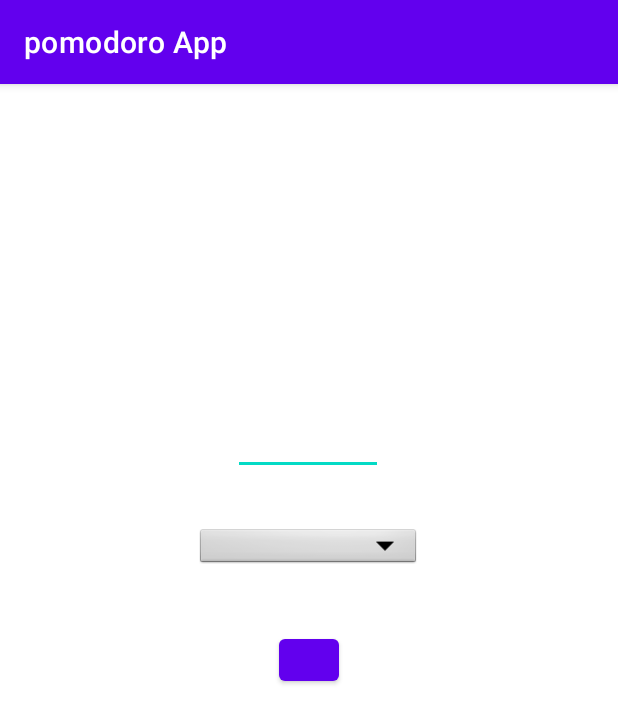
After one commit to xYoussefMahmoudx/Pomodoro-App, an Android app: the fragment HomeFragment shown on its own in the app's theme, on a phone screen of 412 x 824 dp. The commit adds this screen. Shown: the top 723 px of the screen. Run offline under Robolectric (Android 15) with nearby library versions, the phone set to English and light mode, and no system bars.

Commit message:
fragment start

```diff
--- /dev/null
+++ b/app/src/main/java/Fragments/HomeFragment.kt
@@ -0,0 +1,33 @@
+package Fragments
+
+import android.os.Bundle
+import androidx.fragment.app.Fragment
+import android.view.LayoutInflater
+import android.view.View
+import android.view.ViewGroup
+import com.example.pomodoroapp.R
+
+class HomeFragment : Fragment() {
+
+
+    override fun onCreate(savedInstanceState: Bundle?) {
+        super.onCreate(savedInstanceState)
+
+    }
+
+    override fun onCreateView(
+        inflater: LayoutInflater,
+        container: ViewGroup?,
+        savedInstanceState: Bundle?
+    ): View? {
+       val homeView=inflater.inflate(R.layout.fragment_home, container, false)
+
+
+
+
+
+
+        return homeView
+    }
+
+}
--- /dev/null
+++ b/app/src/main/res/layout/fragment_home.xml
@@ -0,0 +1,44 @@
+<androidx.constraintlayout.widget.ConstraintLayout xmlns:android="http://schemas.android.com/apk/res/android"
+    xmlns:tools="http://schemas.android.com/tools"
+    android:layout_width="match_parent"
+    android:layout_height="match_parent"
+    xmlns:app="http://schemas.android.com/apk/res-auto"
+    tools:context="Fragments.HomeFragment">
+
+ <Button
+     android:id="@+id/launch_btn"
+     android:layout_width="40dp"
+     android:layout_height="40dp"
+     app:layout_constraintTop_toTopOf="parent"
+     app:layout_constraintBottom_toBottomOf="parent"
+     app:layout_constraintStart_toStartOf="parent"
+     app:layout_constraintEnd_toEndOf="parent" />
+
+    <EditText
+        android:id="@+id/division_name"
+        android:layout_width="100dp"
+        android:layout_height="25dp"
+        android:hint="divisions"
+        android:textColor="@color/black"
+        app:layout_constraintBottom_toTopOf="@+id/division_menu"
+        app:layout_constraintEnd_toEndOf="parent"
+        app:layout_constraintHorizontal_bias="0.498"
+        app:layout_constraintStart_toStartOf="parent"
+        app:layout_constraintTop_toTopOf="parent"
+        app:layout_constraintVertical_bias="0.873" />
+
+    <Spinner
+        android:id="@+id/division_menu"
+        android:layout_width="150dp"
+        android:layout_height="30dp"
+        android:background="@android:drawable/btn_dropdown"
+        android:spinnerMode="dropdown"
+        app:layout_constraintBottom_toTopOf="@+id/launch_btn"
+        app:layout_constraintEnd_toEndOf="parent"
+        app:layout_constraintHorizontal_bias="0.498"
+        app:layout_constraintStart_toStartOf="parent"
+        app:layout_constraintTop_toTopOf="parent"
+        app:layout_constraintVertical_bias="0.882" />
+
+
+</androidx.constraintlayout.widget.ConstraintLayout>
--- a/app/src/main/res/values/strings.xml
+++ b/app/src/main/res/values/strings.xml
@@ -1,3 +1,5 @@
 <resources>
     <string name="app_name">pomodoro App</string>
+    <!-- TODO: Remove or change this placeholder text -->
+    <string name="hello_blank_fragment">Hello blank fragment</string>
 </resources>
```
